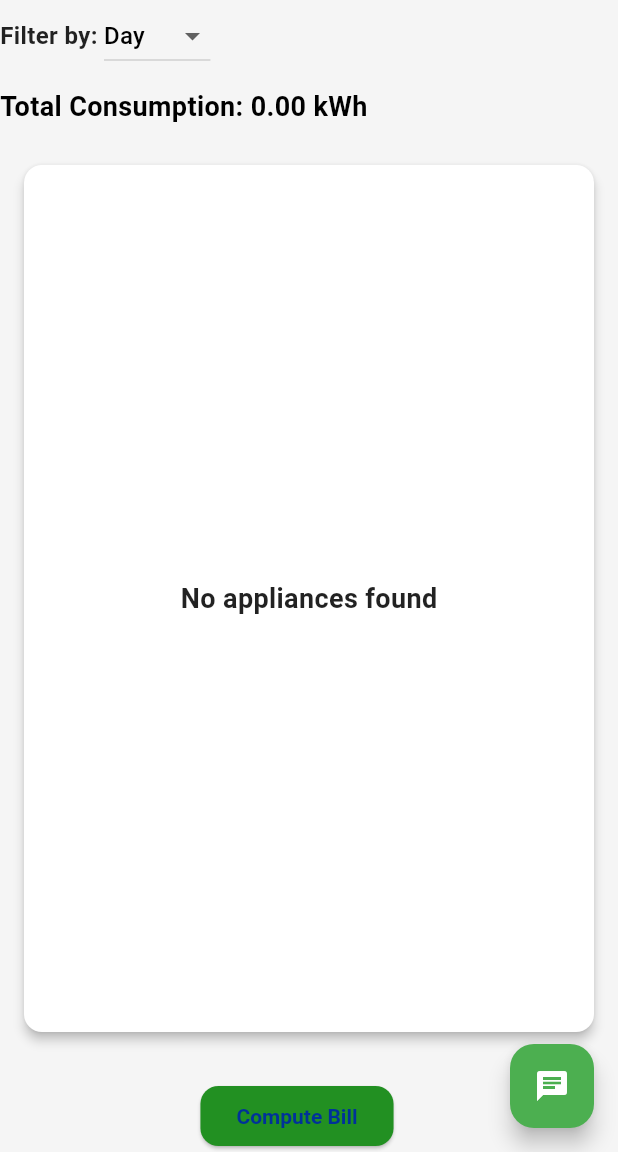
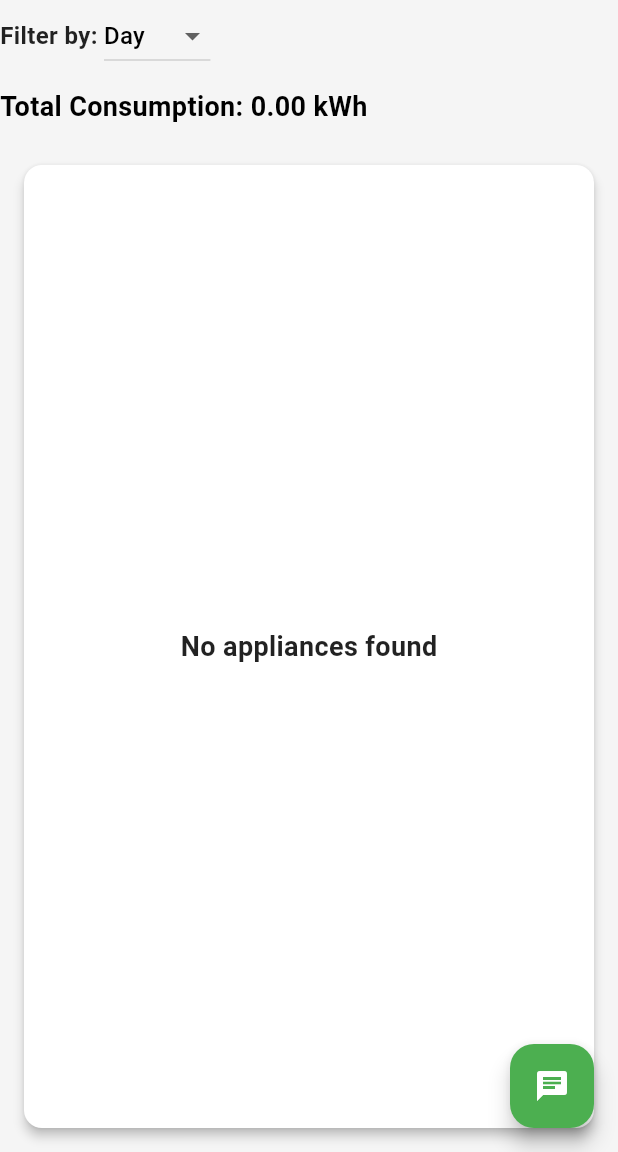
Before and after one commit to MarkSangil/ElecTrackWeb, a Flutter app: the DashboardPage screen opened by its route, on a phone screen of 412 x 824 dp, the part 84-1236 px from its top. Run offline on Flutter 3.47's test engine with Material 3 defaults, Android fonts, the phone set to English and light mode, and no system bars; our stand-ins replace cloud_firestore, firebase_auth, firebase_core, image_picker, table_calendar; missing offline and left inert: dart:html; accounts and stored records are empty.

Commit message:
Final Fix

```diff
--- a/lib/DashboardPage.dart
+++ b/lib/DashboardPage.dart
@@ -516,24 +516,6 @@ class _DashboardPageState extends State<DashboardPage> {
     );
   }
 
-  Widget _buildComputeBillRow() {
-    return Row(
-      mainAxisAlignment: MainAxisAlignment.center,
-      children: [
-        ElevatedButton(
-          onPressed: _calculateBill,
-          child: const Text('Compute Bill'),
-        ),
-        const SizedBox(width: 16),
-        if (_billAmount != null)
-          Text(
-            'Total Bill: ₱${_billAmount!.toStringAsFixed(2)}',
-            style: const TextStyle(fontSize: 18, fontWeight: FontWeight.bold),
-          ),
-      ],
-    );
-  }
-
   List<QueryDocumentSnapshot> _filterDocs(
       List<QueryDocumentSnapshot> docs,
       String filterType,
@@ -753,8 +735,6 @@ class _DashboardPageState extends State<DashboardPage> {
             ),
           ),
         ),
-        const SizedBox(height: 16),
-        _buildComputeBillRow(),
       ],
     );
   }
```
Also changed, not shown: lib/ChatBotScreen.dart (+0 -75 lines).
